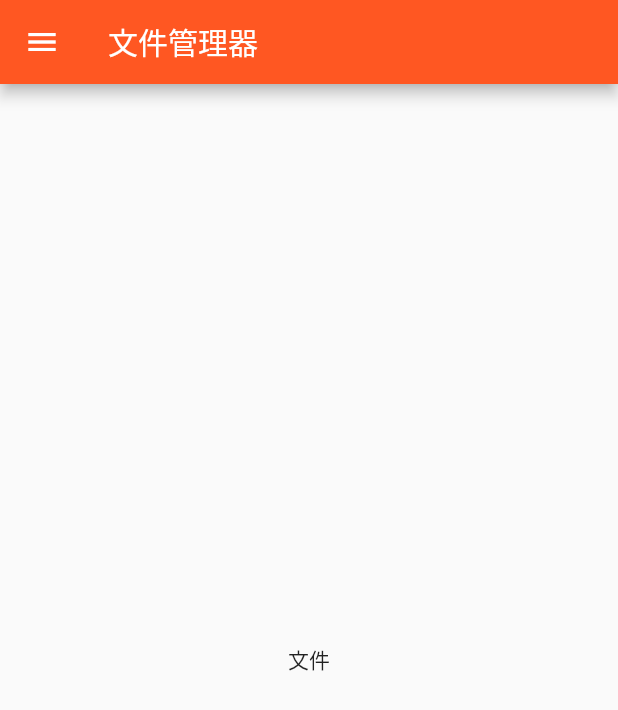
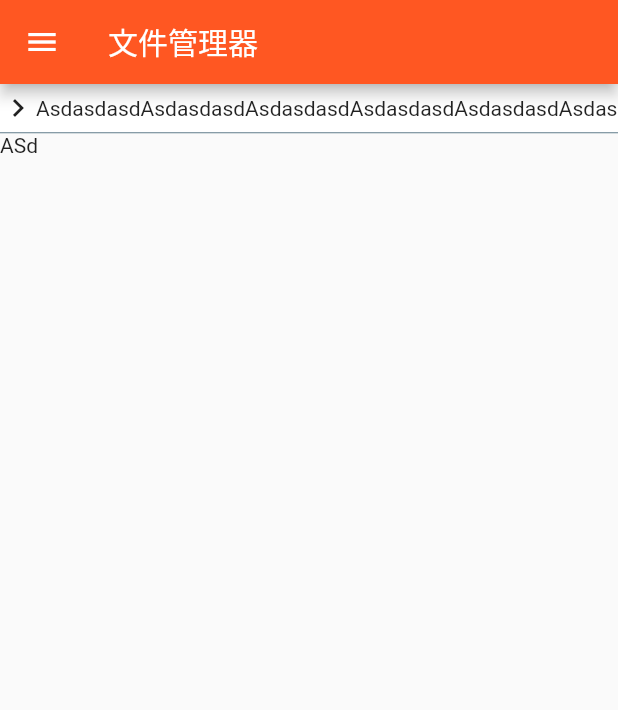
Before and after one commit to CreeperSan/FileManager, a Flutter app: the screen it shows after launch, on a phone screen of 412 x 824 dp. Shown: the top 710 px of the screen. Run offline on Flutter 3.47's test engine with Material 2 defaults, Android fonts, the light colour scheme and no system bars; our stand-ins replace fluttertoast.

Commit message:
[Update] Coding

```diff
--- a/lib/Page/Pagers/FilePager.dart
+++ b/lib/Page/Pagers/FilePager.dart
@@ -32,7 +32,40 @@ class _FilePagerState extends State<FilePager>{
 
   @override
   Widget build(BuildContext context) {
-    return Center(child: Text("文件"));
+    return Stack(children: <Widget>[
+      Container(child: Column(children: <Widget>[
+        Container(height: 32, decoration: BoxDecoration(color: Colors.white),child: Row(children: <Widget>[
+          Expanded(child: ListView(scrollDirection: Axis.horizontal, children: <Widget>[
+            Icon(Icons.chevron_right),
+            Align(child: Text("Asdasdasd")),
+            Align(child: Text("Asdasdasd")),
+            Align(child: Text("Asdasdasd")),
+            Align(child: Text("Asdasdasd")),
+            Align(child: Text("Asdasdasd")),
+            Align(child: Text("Asdasdasd")),
+            Align(child: Text("Asdasdasd")),
+            Align(child: Text("Asdasdasd")),
+            Align(child: Text("Asdasdasd")),
+            Align(child: Text("Asdasdasd")),
+            Align(child: Text("Asdasdasd")),
+            Align(child: Text("Asdasdasd")),
+            Align(child: Text("Asdasdasd")),
+            Align(child: Text("Asdasdasd")),
+            Align(child: Text("Asdasdasd")),
+            Align(child: Text("Asdasdasd")),
+          ]))
+        ])),
+        Divider(height: 1, color: Colors.blueGrey),
+        Expanded(child: ListView(children: <Widget>[
+          Text("ASd")
+        ]))
+      ]))
+    ]);
+  }
+
+  /// 點擊事件
+  void _onMorePress(){
+    print("onMenuPressed()");
   }
 
 }
```
Also changed, not shown: 1 other file.
